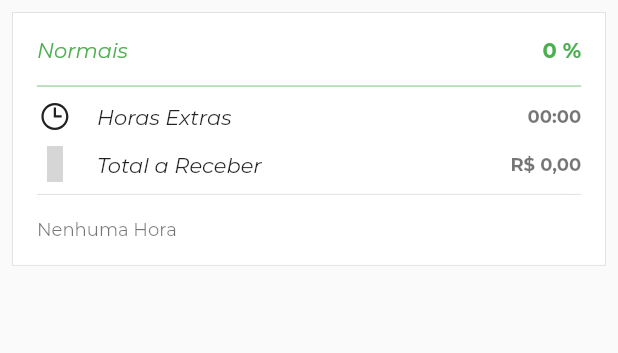
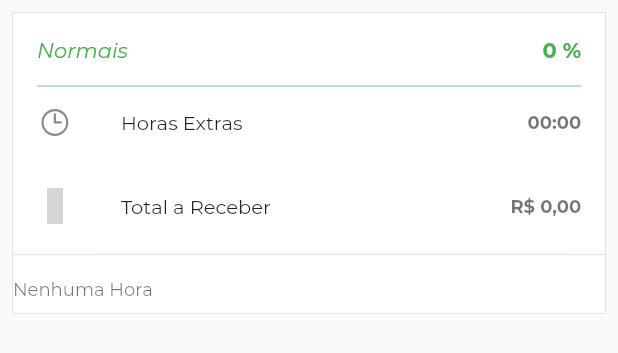
Before and after one commit to bicasoftware/marcaii_flutter, a Flutter app: the TotaisContent widget shown alone on an empty page, opened directly with empty values, on a phone screen of 412 x 824 dp. Shown: the top 353 px of the screen. Run offline on Flutter 3.47's test engine with Material 2 defaults, Android fonts, the phone set to English and light mode, and no system bars; our stand-ins replace auto_size_text, dio, flutter_secure_storage, jiffy, line_awesome_icons, retrofit and 2 more; missing offline and left inert: lib_observer; accounts and stored records are empty; generated files the repository leaves out were written again; project files that could hold a hidden picture were left out; grey boxes are pictures that could not be loaded.

Commit message:
finalizado layout tela de totais

```diff
--- a/lib/src/views/home_view/view_home.dart
+++ b/lib/src/views/home_view/view_home.dart
@@ -31,7 +31,7 @@ class ViewHome extends StatelessWidget {
 
         return Scaffold(
           appBar: AppBar(
-            title: Text(Strings.calendario),
+            title: const Text(Strings.calendario),
             elevation: 1,
           ),
           body: ViewCalendario(
--- a/lib/src/views/view_totais/totais_content.dart
+++ b/lib/src/views/view_totais/totais_content.dart
@@ -49,10 +49,6 @@ class TotaisContent extends StatelessWidget {
             title: label,
           ),
           Container(
-            padding: const EdgeInsets.symmetric(
-              horizontal: 16,
-              vertical: 8,
-            ),
             child: Column(
               mainAxisSize: MainAxisSize.max,
               children: <Widget>[
@@ -69,17 +65,10 @@ class TotaisContent extends StatelessWidget {
                 ),
                 const Divider(),
                 detalhe.horas.isNotEmpty
-                    ? ListView.separated(
-                        shrinkWrap: true,
-                        itemCount: detalhe.horas.length,
-                        physics: const NeverScrollableScrollPhysics(),
-                        separatorBuilder: (_, i) => const Divider(
-                          height: 0,
-                        ),
-                        itemBuilder: (_, i) {
-                          final hora = detalhe.horas[i];
-                          return TotaisListItem(hora: hora);
-                        },
+                    ? Column(
+                        children: <Widget>[
+                          for (final hora in detalhe.horas) TotaisListItem(hora: hora)
+                        ],
                       )
                     : Container(
                         padding: const EdgeInsets.symmetric(vertical: 8),
--- a/lib/src/views/view_totais/totais_info_row.dart
+++ b/lib/src/views/view_totais/totais_info_row.dart
@@ -14,22 +14,14 @@ class TotaisInfoRow extends StatelessWidget {
   @override
   Widget build(BuildContext context) {
     final theme = Theme.of(context);
-    return Row(
-      children: <Widget>[
-        icon,
-        const SizedBox(width: 16),
-        Text(
-          label,
-          style: theme.textTheme.bodyText2.copyWith(
-            fontStyle: FontStyle.italic,
-          ),
-        ),
-        const Spacer(),
-        Text(
-          value,
-          style: theme.textTheme.caption.copyWith(fontWeight: FontWeight.bold),
-        ),
-      ],
+    return ListTile(
+      dense: true,
+      leading: icon,
+      title: Text(label),
+      trailing: Text(
+        value,
+        style: theme.textTheme.caption.copyWith(fontWeight: FontWeight.bold),
+      ),
     );
   }
 }
--- a/lib/strings.dart
+++ b/lib/strings.dart
@@ -130,10 +130,9 @@ class Consts {
   static const tipoHora = <String>["Normais", "Feriados", "Diferenciadas", "Totais"];
 
   static const tipoHoraPlural = <String>[
-    "Normais",
-    "Feriados",
-    "Diferenciadas",
-    "Totais",
+    "Normal",
+    "Feriado",
+    "Diferenciada",
   ];
 
   static const horaColor = <Color>[
```
Also changed, not shown: lib/src/views/view_totais/totais_list_item.dart (+10 -51 lines).
